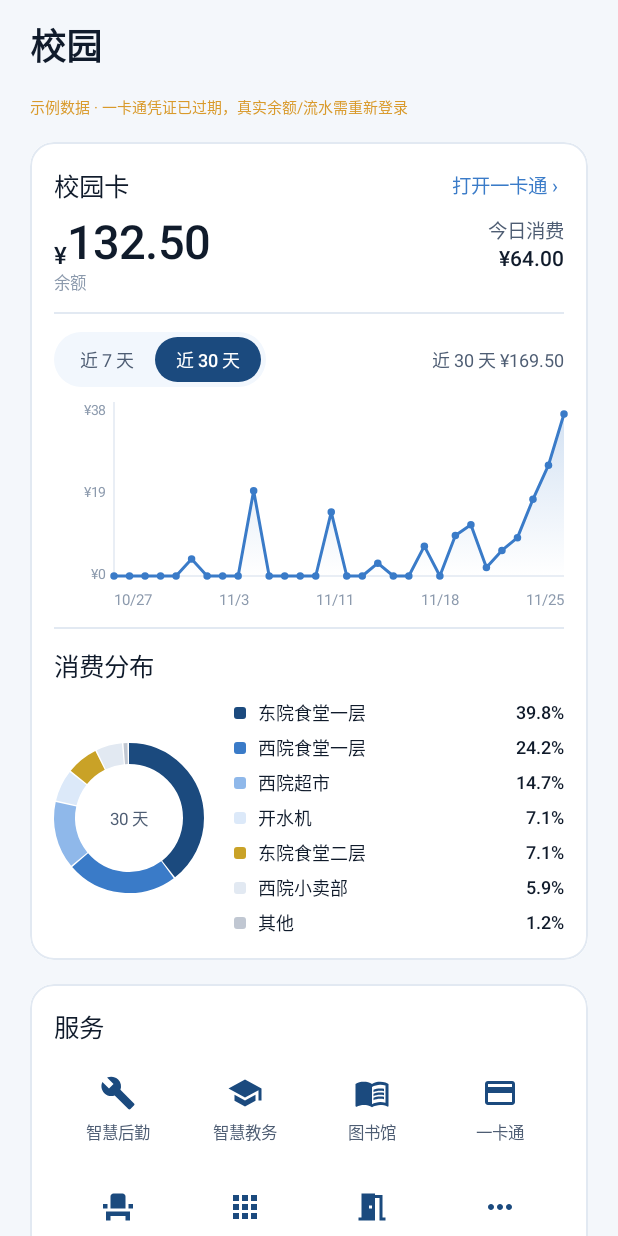
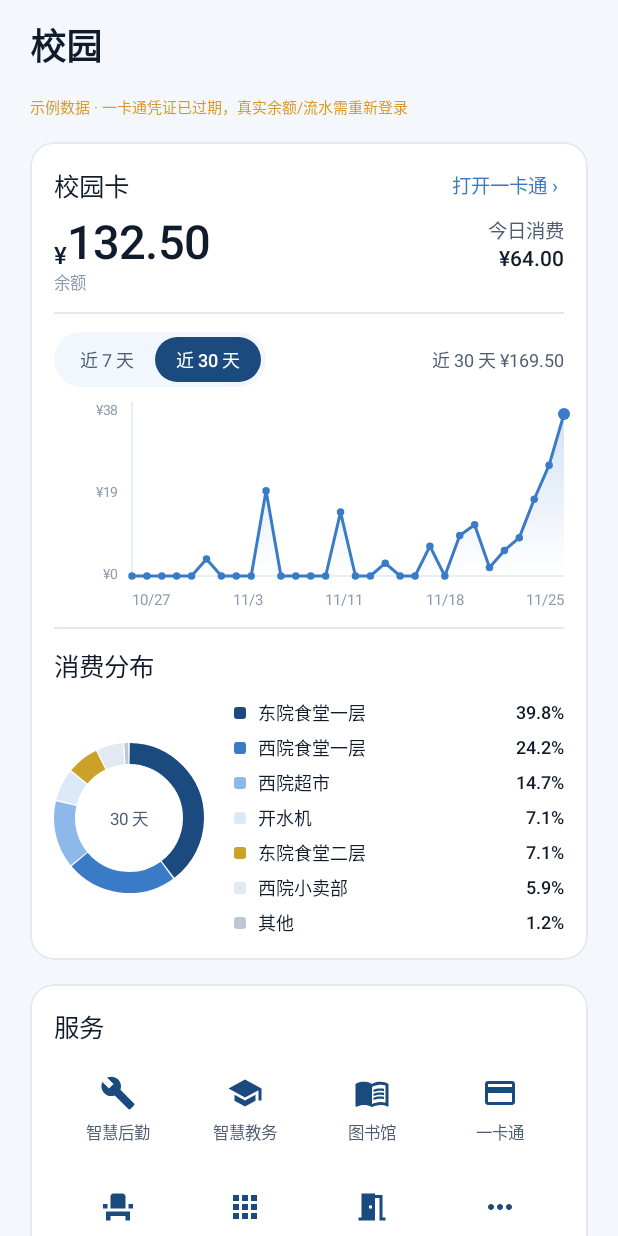
Before and after one commit to Chinalelle/ubcm, an Android app built with Jetpack Compose: the composable CampusScreen shown on its own in the app's theme, after a tap on "近 30 天", on a phone screen of 412 x 824 dp. Run offline under Robolectric (Android 15) with nearby library versions, the phone set to English and light mode, and no system bars.

Commit message:
图表逐段/顺时针动画 + 展开自动滚动 + 网页登录入口（P11）
- 折线图：PathMeasure 按进度截取路径逐段绘制（700ms），面积同步裁剪，末点最后放大亮起
- 饼图：起始 -90°，按已扫过总角度逐块裁剪，从 12 点顺时针依次展开（500ms）
- 折线纵轴量标列 34→42dp、与绘图区间距 6→10dp、轴标签起始 padding 40→52dp
- 首页待办展开后 BringIntoViewRequester 自动滚动（90ms + 280ms 两次），使展开内容完整可见
- 智慧后勤改回 WebView 直开 zhhq.bucm.edu.cn/bucmzhxy2/zhxyapp2/#/，
  SchoolWebActivity 增加 fallbackWework 兜底按钮（转企业微信）
- 凭证页新增「网页登录（取图书馆凭证等）」三入口：座位/一卡通/教务，
  复用 LoginWebViewActivity；座位入口改用 mobile.html
- 验收：assembleDebug 通过；234 单测全绿

```diff
--- a/app-prod/app/src/main/java/com/kang/ubcm/CampusScreen.kt
+++ b/app-prod/app/src/main/java/com/kang/ubcm/CampusScreen.kt
@@ -38,6 +38,7 @@ import androidx.compose.ui.graphics.Path
 import androidx.compose.ui.graphics.StrokeCap
 import androidx.compose.ui.graphics.StrokeJoin
 import androidx.compose.ui.graphics.drawscope.Stroke
+import androidx.compose.ui.graphics.drawscope.clipRect
 import androidx.compose.ui.graphics.vector.ImageVector
 import androidx.compose.foundation.gestures.detectHorizontalDragGestures
 import androidx.compose.foundation.gestures.detectTapGestures
@@ -218,7 +219,8 @@ private fun CardCard(
             Row(Modifier.fillMaxWidth()) {
                 // 纵轴：max / mid / 0
                 Column(
-                    Modifier.height(120.dp).width(34.dp),
+                    // 给纵轴量标留够宽度，和绘图区之间再空 10dp，避免"¥38"贴着折线（P11 A3）
+                    Modifier.height(120.dp).width(42.dp),
                     verticalArrangement = Arrangement.SpaceBetween,
                     horizontalAlignment = Alignment.End,
                 ) {
@@ -226,7 +228,7 @@ private fun CardCard(
                     Text("¥%.0f".format(maxV / 2), fontSize = 9.sp, color = UbcmColors.Ash)
                     Text("¥0", fontSize = 9.sp, color = UbcmColors.Ash)
                 }
-                Spacer(Modifier.width(6.dp))
+                Spacer(Modifier.width(10.dp))
                 // 7 天 ↔ 30 天切换：图表本体淡入淡出过渡（P10 B4）
                 androidx.compose.animation.Crossfade(
                     targetState = days,
@@ -247,7 +249,7 @@ private fun CardCard(
                 }
             }
             Spacer(Modifier.height(6.dp))
-            Row(Modifier.fillMaxWidth().padding(start = 40.dp), horizontalArrangement = Arrangement.SpaceBetween) {
+            Row(Modifier.fillMaxWidth().padding(start = 52.dp), horizontalArrangement = Arrangement.SpaceBetween) {
                 axisLabels(daily).forEach { i ->
                     val d = daily[i].first
                     Text("${d.monthValue}/${d.dayOfMonth}", fontSize = 10.sp, color = UbcmColors.Ash)
@@ -261,7 +263,7 @@ private fun CardCard(
                     fontSize = 12.sp,
                     fontWeight = FontWeight.Medium,
                     color = UbcmTheme.Brand700,
-                    modifier = Modifier.padding(start = 40.dp),
+                    modifier = Modifier.padding(start = 52.dp),
                 )
             }
         }
@@ -364,6 +366,16 @@ private fun SpendLineChart(
     val clear = UbcmTheme.Brand500.copy(alpha = 0.0f)
     val maxV = (values.maxOfOrNull { it.second } ?: 0.0).coerceAtLeast(1.0)
 
+    // 逐段绘制：进度 0→1，按路径长度截取，末点最后亮起（P11 A1）
+    val reveal = remember(values) { androidx.compose.animation.core.Animatable(0f) }
+    LaunchedEffect(values) {
+        reveal.snapTo(0f)
+        reveal.animateTo(
+            targetValue = 1f,
+            animationSpec = tween(700, easing = androidx.compose.animation.core.LinearEasing),
+        )
+    }
+
     fun indexAt(x: Float, width: Int): Int {
         if (values.size < 2 || width <= 0) return 0
         return ((x / width) * (values.size - 1)).roundToInt().coerceIn(0, values.lastIndex)
@@ -404,21 +416,34 @@ private fun SpendLineChart(
             if (i == 0) path.moveTo(x(i), y(v)) else path.lineTo(x(i), y(v))
         }
 
+        val p = reveal.value
+
         val area = Path().apply {
             addPath(path)
             lineTo(x(values.lastIndex), h - padBottom)
             lineTo(x(0), h - padBottom)
             close()
         }
+        // 面积随绘制进度横向展开（裁剪到当前进度处）
+        clipRect(right = (w * p).coerceAtLeast(0.01f)) {
             drawPath(
                 path = area,
                 brush = Brush.verticalGradient(listOf(top, clear), startY = padTop, endY = h - padBottom),
             )
+        }
+
+        // 折线：按进度从第一个点开始逐段画出来
+        val seg = Path()
+        if (p > 0.001f) {
+            val measure = androidx.compose.ui.graphics.PathMeasure()
+            measure.setPath(path, false)
+            measure.getSegment(0f, measure.length * p, seg, true)
             drawPath(
-            path = path,
+                path = seg,
                 color = line,
                 style = Stroke(width = 2.dp.toPx(), cap = StrokeCap.Round, join = StrokeJoin.Round),
             )
+        }
 
         // 选中：垂直参考线（x=该天）+ 水平参考线（y=该值）+ 高亮点
         picked?.takeIf { it in values.indices }?.let { i ->
@@ -445,7 +470,12 @@ private fun SpendLineChart(
         }
 
         values.forEachIndexed { i, (_, v) ->
-            if (i != picked) drawCircle(line, radius = 2.5.dp.toPx(), center = Offset(x(i), y(v)))
+            val reach = i / (values.size - 1).toFloat()
+            if (i != picked && p >= reach - 0.001f) {
+                val isLast = i == values.lastIndex
+                val r = if (isLast && p > 0.985f) 4.dp.toPx() else 2.5.dp.toPx()
+                drawCircle(line, radius = r, center = Offset(x(i), y(v)))
+            }
         }
     }
 }
@@ -466,24 +496,37 @@ private fun donutColors(): List<Color> = listOf(
 private fun DonutChart(slices: List<SpendCategory.Slice>, centerLabel: String) {
     val colors = donutColors()
     val total = slices.sumOf { it.amountYuan }.coerceAtLeast(0.0001)
+
+    // 从 12 点方向顺时针依次展开（P11 A2）
+    val reveal = remember(slices) { androidx.compose.animation.core.Animatable(0f) }
+    LaunchedEffect(slices) {
+        reveal.snapTo(0f)
+        reveal.animateTo(1f, tween(500, easing = androidx.compose.animation.core.FastOutSlowInEasing))
+    }
+
     Box(Modifier.size(100.dp), contentAlignment = Alignment.Center) {
         Canvas(Modifier.fillMaxSize()) {
             val stroke = 14.dp.toPx()
             val r = (size.minDimension - stroke) / 2f
             val c = Offset(size.width / 2f, size.height / 2f)
-            var start = -90f
+            // 已扫过的总角度：0 → 360
+            val drawn = reveal.value * 360f
+            var cum = 0f
             slices.forEachIndexed { i, s ->
                 val sweep = (s.amountYuan / total * 360.0).toFloat()
+                val visible = (drawn - cum).coerceIn(0f, sweep)
+                if (visible > 0.5f) {
                     drawArc(
                         color = colors[i % colors.size],
-                    startAngle = start,
-                    sweepAngle = (sweep - 1.2f).coerceAtLeast(0.6f),
+                        startAngle = -90f + cum + 0.6f,
+                        sweepAngle = (visible - 1.2f).coerceAtLeast(0.4f),
                         useCenter = false,
                         style = Stroke(width = stroke, cap = StrokeCap.Butt),
                         topLeft = Offset(c.x - r, c.y - r),
                         size = Size(r * 2, r * 2),
                     )
-                start += sweep
+                }
+                cum += sweep
             }
         }
         Text(centerLabel, fontSize = 11.sp, color = UbcmColors.InkSoft)
--- a/app-prod/app/src/main/java/com/kang/ubcm/LoginWebViewActivity.kt
+++ b/app-prod/app/src/main/java/com/kang/ubcm/LoginWebViewActivity.kt
@@ -51,7 +51,8 @@ class LoginWebViewActivity : ComponentActivity() {
         val cookieHost: String,
         val label: String,
     ) {
-        SEAT("https://kjyy.bucm.edu.cn/", "ic-cookie", "https://kjyy.bucm.edu.cn/ic-web/", "图书馆座位预约"),
+        // 用移动端入口：直接落到座位预约的登录页，用户过完滑块就能拿到 ic-cookie
+        SEAT("https://kjyy.bucm.edu.cn/mobile.html", "ic-cookie", "https://kjyy.bucm.edu.cn/ic-web/", "图书馆座位预约"),
         ECARD("https://ykt.bucm.edu.cn/servicehall/sso/login", "servicehall", "https://ykt.bucm.edu.cn/servicehall/", "一卡通"),
         JW(
             "https://cas.bucm.edu.cn/cas/login?service=https%3A%2F%2Fjw.bucm.edu.cn%2F",
```
Also changed, not shown: app-prod/app/src/main/java/com/kang/ubcm/AppShell.kt (+28 -2 lines), app-prod/app/src/main/java/com/kang/ubcm/HomeScreen.kt (+12 -0 lines), app-prod/app/src/main/java/com/kang/ubcm/LoginGateScreen.kt (+31 -4 lines), app-prod/app/src/main/java/com/kang/ubcm/SchoolWebActivity.kt (+17 -0 lines), 1 other file. Lines whose indentation alone changed are shown as unchanged.
